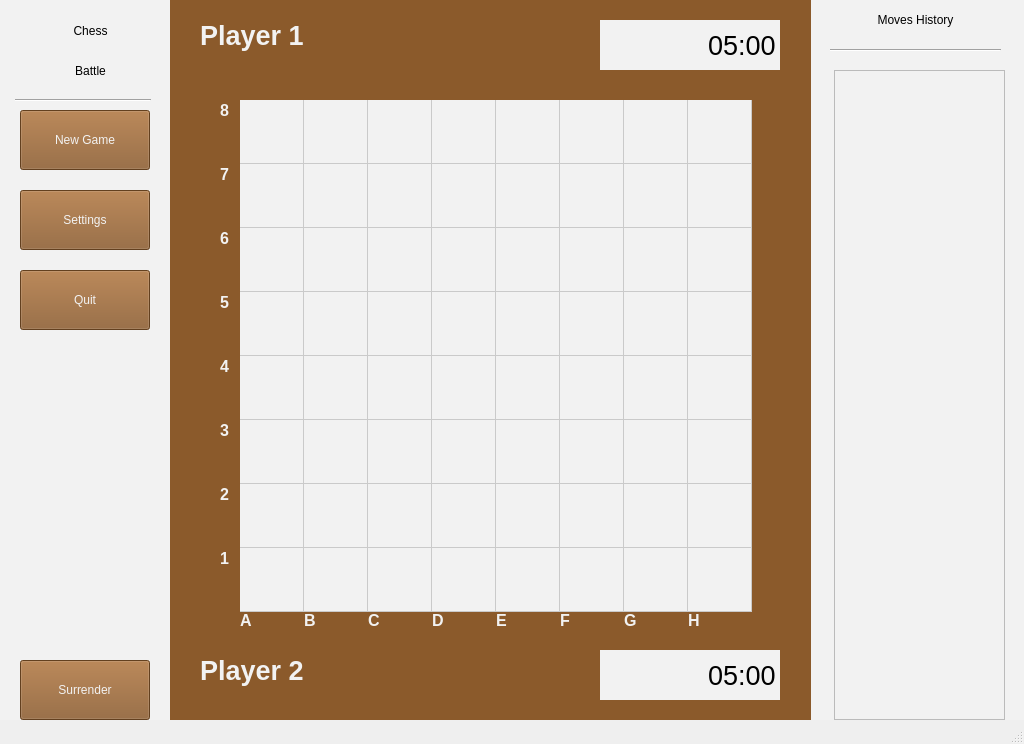
Qt form view.ui (MRadzynski/ChessBattle) before a commit.
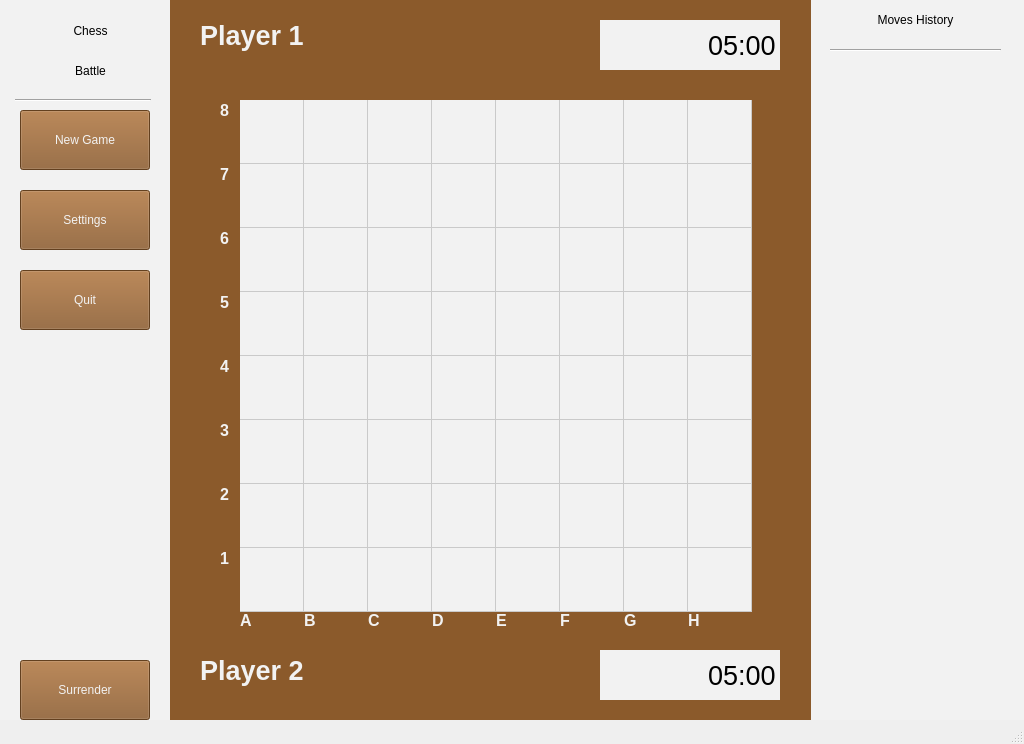
The same form after that commit. Icons and pictures are not drawn.

```diff
--- a/view.ui
+++ b/view.ui
@@ -239,10 +239,16 @@
       <rect>
        <x>24</x>
        <y>70</y>
-       <width>171</width>
+       <width>170</width>
        <height>650</height>
       </rect>
      </property>
+     <property name="frameShape">
+      <enum>QFrame::NoFrame</enum>
+     </property>
+     <property name="lineWidth">
+      <number>0</number>
+     </property>
     </widget>
    </widget>
    <widget class="QWidget" name="widget_3" native="true">
```
Left out of the diff: 4 changed lines with no effect on the pictures.
